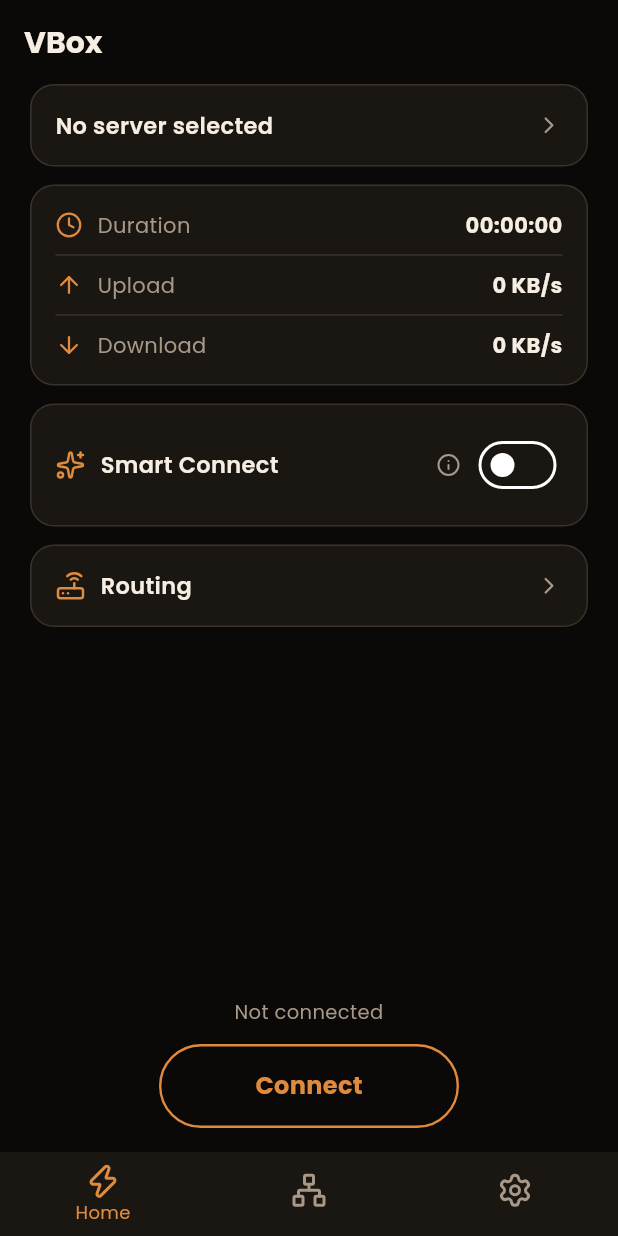
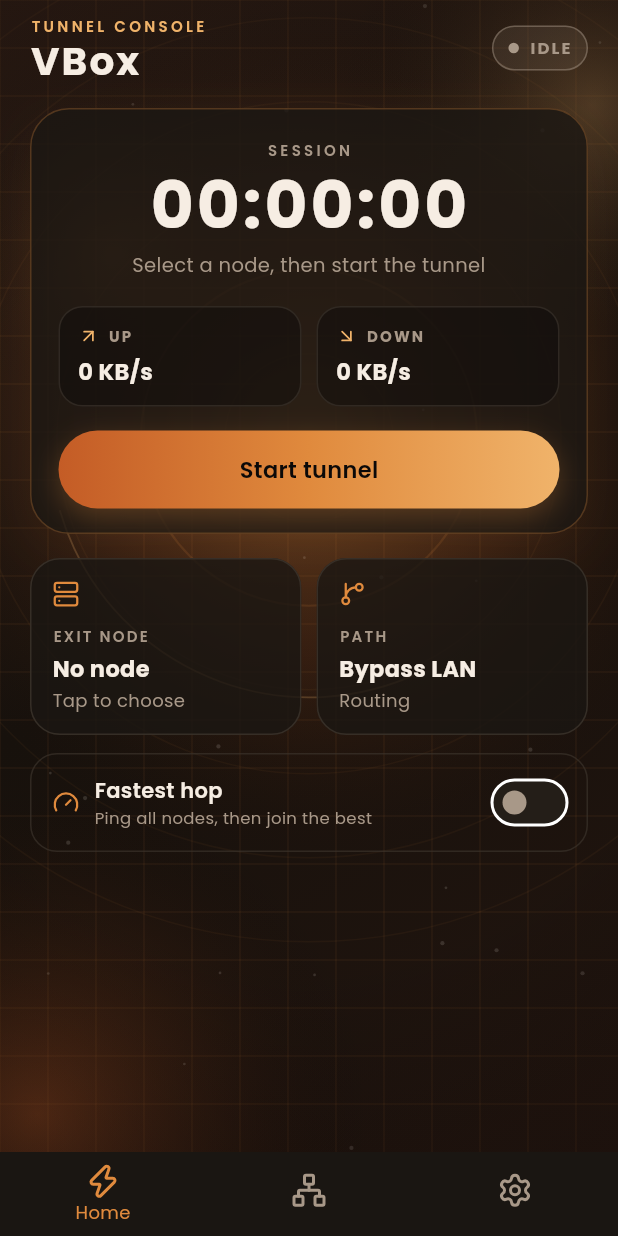
Before and after one commit to hirarajpoot/Vbox, a Flutter app: the screen it shows after launch, after a tap on "Skip", on a phone screen of 412 x 824 dp. Run offline on Flutter 3.47's test engine with Material 3 defaults, Android fonts, the phone set to English and light mode, and no system bars; our stand-ins replace file_picker, get, google_fonts, hive_flutter, lucide_flutter, package_info_plus and 3 more; missing offline and left inert: flutter_v2ray, installed_apps, mobile_scanner; accounts and stored records are empty; statements that could not run were skipped.

Commit message:
home screen

```diff
--- a/lib/views/home/home_view.dart
+++ b/lib/views/home/home_view.dart
@@ -2,7 +2,12 @@ import 'package:flutter/material.dart';
 import 'package:get/get.dart';
 import 'package:lucide_flutter/lucide_flutter.dart';
 import 'package:vbox/controllers/home_controller.dart';
+import 'package:vbox/controllers/settings_controller.dart';
 import 'package:vbox/core/theme/app_colors.dart';
+import 'package:vbox/data/models/app_settings.dart';
+import 'package:vbox/shared/widgets/custom_switch.dart';
+import 'package:vbox/shared/widgets/espresso_field.dart';
+import 'package:vbox/shared/widgets/pill_button.dart';
 import 'package:vbox/views/home/widgets/server_selector_sheet.dart';
 import 'package:vbox/views/settings/routing_view.dart';
 
@@ -13,222 +18,228 @@ class HomeScreen extends StatelessWidget {
   Widget build(BuildContext context) {
     final home = Get.find<HomeController>();
     return Scaffold(
-      backgroundColor: AppColors.bg,
-      appBar: AppBar(
-        backgroundColor: Colors.transparent,
-        elevation: 0,
-        scrolledUnderElevation: 0,
-        automaticallyImplyLeading: false,
-        title: const Align(
-          alignment: Alignment.centerLeft,
-          child: Text(
-            'VBox',
-            style: TextStyle(
-              fontSize: 20,
-              fontWeight: FontWeight.bold,
-              color: AppColors.cream,
-            ),
-          ),
-        ),
-      ),
-      body: SafeArea(
-        top: false,
+      backgroundColor: const Color(0xFF17110C),
+      body: Stack(
+        fit: StackFit.expand,
+        children: [
+          const CustomPaint(painter: _StaticField()),
+          SafeArea(
             child: Padding(
-          padding: const EdgeInsets.fromLTRB(20, 0, 20, 8),
+              padding: const EdgeInsets.fromLTRB(20, 10, 20, 8),
               child: Column(
                 children: [
+                  _Header(home: home),
+                  const SizedBox(height: 18),
                   Expanded(
                     child: ListView(
-                  padding: const EdgeInsets.only(bottom: 16),
+                      padding: const EdgeInsets.only(bottom: 8),
                       children: [
-                    Obx(
-                      () => _Card(
-                        onTap: () => showServerSelectorSheet(context),
-                        child: Row(
+                        _SessionHero(home: home),
+                        const SizedBox(height: 16),
+                        Row(
                           children: [
-                            Expanded(
-                              child: Text(
-                                home.selectedServer.value?.name ??
-                                    'No server selected',
-                                maxLines: 1,
-                                overflow: TextOverflow.ellipsis,
-                                style: const TextStyle(
-                                  color: AppColors.cream,
-                                  fontSize: 15,
-                                  fontWeight: FontWeight.w600,
-                                ),
-                              ),
-                            ),
-                            const Icon(
-                              LucideIcons.chevronRight,
-                              color: AppColors.muted,
-                              size: 18,
-                            ),
+                            Expanded(child: _ExitNodeTile(home: home)),
+                            const SizedBox(width: 10),
+                            const Expanded(child: _PathTile()),
                           ],
                         ),
-                      ),
-                    ),
                         const SizedBox(height: 12),
-                    Obx(
-                      () => _Card(
-                        child: Column(
-                          children: [
-                            _StatRow(
-                              icon: LucideIcons.clock,
-                              label: 'Duration',
-                              value: _formatDuration(home.connectionDuration.value),
-                            ),
-                            const Divider(color: AppColors.divider, height: 20),
-                            _StatRow(
-                              icon: LucideIcons.arrowUp,
-                              label: 'Upload',
-                              value: home.uploadSpeed.value,
-                            ),
-                            const Divider(color: AppColors.divider, height: 20),
-                            _StatRow(
-                              icon: LucideIcons.arrowDown,
-                              label: 'Download',
-                              value: home.downloadSpeed.value,
-                            ),
-                          ],
-                        ),
-                      ),
-                    ),
-                    const SizedBox(height: 12),
-                    Obx(
-                      () => _Card(
-                        child: Row(
-                          children: [
-                            const Icon(LucideIcons.sparkles, color: AppColors.copper, size: 20),
-                            const SizedBox(width: 10),
-                            const Expanded(
-                              child: Text(
-                                'Smart Connect',
-                                style: TextStyle(
-                                  color: AppColors.cream,
-                                  fontSize: 15,
-                                  fontWeight: FontWeight.w600,
-                                ),
-                              ),
-                            ),
-                            const Tooltip(
-                              message: 'Ping every server, then join the fastest.',
-                              triggerMode: TooltipTriggerMode.tap,
-                              child: Padding(
-                                padding: EdgeInsets.only(right: 8),
-                                child: Icon(
-                                  LucideIcons.info,
-                                  size: 16,
-                                  color: AppColors.muted,
-                                ),
-                              ),
-                            ),
-                            Switch(
-                              value: home.smartConnect.value,
-                              onChanged: home.toggleSmartConnect,
-                              activeThumbColor: AppColors.copper,
-                              activeTrackColor: AppColors.copper.withValues(alpha: 0.45),
-                            ),
-                          ],
-                        ),
-                      ),
-                    ),
-                    const SizedBox(height: 12),
-                    _Card(
-                      onTap: () => Get.to(() => const RouteSettingsScreen()),
-                      child: const Row(
-                        children: [
-                          Icon(LucideIcons.router, color: AppColors.copper, size: 20),
-                          SizedBox(width: 10),
-                          Expanded(
-                            child: Text(
-                              'Routing',
-                              style: TextStyle(
-                                color: AppColors.cream,
-                                fontSize: 15,
-                                fontWeight: FontWeight.w600,
-                              ),
-                            ),
-                          ),
-                          Icon(
-                            LucideIcons.chevronRight,
-                            color: AppColors.muted,
-                            size: 18,
-                          ),
+                        _SmartStrip(home: home),
                       ],
                     ),
                   ),
                 ],
               ),
             ),
-              Obx(() {
-                final connected = home.isConnected.value;
-                final connecting = home.isConnecting.value;
-                final status = connecting
-                    ? 'Connecting to your tunnel…'
-                    : connected
-                        ? 'Traffic is flowing through the selected server'
-                        : 'Not connected';
-                return Column(
-                  children: [
-                    Text(
-                      status,
-                      textAlign: TextAlign.center,
-                      style: const TextStyle(
-                        color: AppColors.muted,
-                        fontSize: 13,
           ),
-                    ),
-                    const SizedBox(height: 12),
-                    _ConnectButton(home: home),
-                    const SizedBox(height: 8),
-                  ],
-                );
-              }),
         ],
       ),
-        ),
-      ),
     );
-  }
-
-  String _formatDuration(Duration d) {
-    two(int n) => n.toString().padLeft(2, '0');
-    return '${two(d.inHours)}:${two(d.inMinutes.remainder(60))}:${two(d.inSeconds.remainder(60))}';
   }
 }
 
 typedef HomeView = HomeScreen;
 
-class _ConnectButton extends StatelessWidget {
-  const _ConnectButton({required this.home});
+class _StaticField extends CustomPainter {
+  const _StaticField();
+
+  @override
+  void paint(Canvas canvas, Size size) {
+    EspressoFieldPainter(t: 0.18).paint(canvas, size);
+  }
+
+  @override
+  bool shouldRepaint(covariant CustomPainter oldDelegate) => false;
+}
+
+class _Header extends StatelessWidget {
+  const _Header({required this.home});
 
   final HomeController home;
 
   @override
   Widget build(BuildContext context) {
+    return Obx(() {
       final connected = home.isConnected.value;
       final connecting = home.isConnecting.value;
-    final Color border;
-    final Color fill;
-    final String label;
-    if (connecting) {
-      border = AppColors.copper.withValues(alpha: 0.5);
-      fill = AppColors.copper.withValues(alpha: 0.5);
-      label = 'Connecting...';
-    } else if (connected) {
-      border = AppColors.connected;
-      fill = AppColors.connected;
-      label = 'Connected';
-    } else {
-      border = AppColors.copper;
-      fill = Colors.transparent;
-      label = 'Connect';
+      final label = connecting
+          ? 'LINKING'
+          : connected
+              ? 'LIVE'
+              : 'IDLE';
+      final color = connecting
+          ? AppColors.connecting
+          : connected
+              ? AppColors.connected
+              : AppColors.muted;
+      return Row(
+        children: [
+          const Column(
+            crossAxisAlignment: CrossAxisAlignment.start,
+            children: [
+              Text(
+                'TUNNEL CONSOLE',
+                style: TextStyle(
+                  color: AppColors.copperSoft,
+                  fontSize: 10,
+                  fontWeight: FontWeight.w600,
+                  letterSpacing: 2.2,
+                ),
+              ),
+              SizedBox(height: 4),
+              Text(
+                'VBox',
+                style: TextStyle(
+                  color: AppColors.cream,
+                  fontSize: 26,
+                  fontWeight: FontWeight.w700,
+                  letterSpacing: 1.4,
+                  height: 1,
+                ),
+              ),
+            ],
+          ),
+          const Spacer(),
+          Container(
+            padding: const EdgeInsets.symmetric(horizontal: 10, vertical: 6),
+            decoration: BoxDecoration(
+              color: color.withValues(alpha: 0.12),
+              borderRadius: BorderRadius.circular(99),
+              border: Border.all(color: color.withValues(alpha: 0.45)),
+            ),
+            child: Row(
+              mainAxisSize: MainAxisSize.min,
+              children: [
+                Container(
+                  width: 7,
+                  height: 7,
+                  decoration: BoxDecoration(color: color, shape: BoxShape.circle),
+                ),
+                const SizedBox(width: 7),
+                Text(
+                  label,
+                  style: TextStyle(
+                    color: color,
+                    fontSize: 11,
+                    fontWeight: FontWeight.w700,
+                    letterSpacing: 1.4,
+                  ),
+                ),
+              ],
+            ),
+          ),
+        ],
+      );
+    });
+  }
 }
 
-    return GestureDetector(
-      onTap: connecting
-          ? null
+class _SessionHero extends StatelessWidget {
+  const _SessionHero({required this.home});
+
+  final HomeController home;
+
+  @override
+  Widget build(BuildContext context) {
+    return Obx(() {
+      final connected = home.isConnected.value;
+      final connecting = home.isConnecting.value;
+      final caption = connecting
+          ? 'Opening the hop…'
+          : connected
+              ? 'Traffic is on the selected node'
+              : 'Select a node, then start the tunnel';
+      return Container(
+        padding: const EdgeInsets.fromLTRB(18, 20, 18, 16),
+        decoration: BoxDecoration(
+          color: const Color(0xCC1A1612),
+          borderRadius: BorderRadius.circular(26),
+          border: Border.all(color: AppColors.copper.withValues(alpha: 0.28)),
+          boxShadow: [
+            BoxShadow(
+              color: AppColors.copper.withValues(alpha: connected ? 0.16 : 0.06),
+              blurRadius: 28,
+              offset: const Offset(0, 10),
+            ),
+          ],
+        ),
+        child: Column(
+          children: [
+            const Text(
+              'SESSION',
+              style: TextStyle(
+                color: AppColors.muted,
+                fontSize: 10,
+                fontWeight: FontWeight.w600,
+                letterSpacing: 2.2,
+              ),
+            ),
+            const SizedBox(height: 8),
+            Text(
+              _formatDuration(home.connectionDuration.value),
+              style: const TextStyle(
+                color: AppColors.cream,
+                fontSize: 44,
+                fontWeight: FontWeight.w700,
+                letterSpacing: 2,
+                height: 1,
+                fontFeatures: [FontFeature.tabularFigures()],
+              ),
+            ),
+            const SizedBox(height: 8),
+            Text(
+              caption,
+              textAlign: TextAlign.center,
+              style: const TextStyle(color: AppColors.muted, fontSize: 13),
+            ),
+            const SizedBox(height: 18),
+            Row(
+              children: [
+                Expanded(
+                  child: _Meter(
+                    icon: LucideIcons.arrowUpRight,
+                    label: 'UP',
+                    value: home.uploadSpeed.value,
+                  ),
+                ),
+                const SizedBox(width: 10),
+                Expanded(
+                  child: _Meter(
+                    icon: LucideIcons.arrowDownRight,
+                    label: 'DOWN',
+                    value: home.downloadSpeed.value,
+                  ),
+                ),
+              ],
+            ),
+            const SizedBox(height: 16),
+            if (connected)
+              _StopBar(onTap: home.toggle)
+            else
+              PillButton(
+                text: connecting ? 'Linking…' : 'Start tunnel',
+                onPressed: connecting
+                    ? () {}
                     : () {
                         if (home.selectedServer.value == null) {
                           Get.snackbar('No server', 'Select a server first');
@@ -236,54 +247,17 @@ class _ConnectButton extends StatelessWidget {
                         }
                         home.toggle();
                       },
-      child: AnimatedContainer(
-        duration: const Duration(milliseconds: 220),
-        width: 200,
-        height: 56,
-        alignment: Alignment.center,
-        decoration: BoxDecoration(
-          color: fill,
-          borderRadius: BorderRadius.circular(999),
-          border: Border.all(color: border, width: 1.6),
+                isLoading: connecting,
               ),
-        child: Text(
-          label,
-          style: TextStyle(
-            fontWeight: FontWeight.w700,
-            fontSize: 16,
-            color: connected || connecting ? AppColors.bg : AppColors.copper,
-          ),
-        ),
+          ],
         ),
       );
+    });
   }
 }
 
-class _Card extends StatelessWidget {
-  const _Card({required this.child, this.onTap});
-
-  final Widget child;
-  final VoidCallback? onTap;
-
-  @override
-  Widget build(BuildContext context) {
-    final body = Container(
-      width: double.infinity,
-      padding: const EdgeInsets.all(16),
-      decoration: BoxDecoration(
-        color: AppColors.surface,
-        borderRadius: BorderRadius.circular(16),
-        border: Border.all(color: AppColors.divider),
-      ),
-      child: child,
-    );
-    if (onTap == null) return body;
-    return GestureDetector(onTap: onTap, child: body);
-  }
-}
-
-class _StatRow extends StatelessWidget {
-  const _StatRow({
+class _Meter extends StatelessWidget {
+  const _Meter({
     required this.icon,
     required this.label,
     required this.value,
@@ -295,22 +269,245 @@ class _StatRow extends StatelessWidget {
 
   @override
   Widget build(BuildContext context) {
-    return Row(
+    return Container(
+      padding: const EdgeInsets.symmetric(horizontal: 12, vertical: 12),
+      decoration: BoxDecoration(
+        color: AppColors.bg.withValues(alpha: 0.45),
+        borderRadius: BorderRadius.circular(16),
+        border: Border.all(color: AppColors.border.withValues(alpha: 0.7)),
+      ),
+      child: Column(
+        crossAxisAlignment: CrossAxisAlignment.start,
         children: [
-        Icon(icon, size: 18, color: AppColors.copper),
-        const SizedBox(width: 10),
-        Expanded(
-          child: Text(label, style: const TextStyle(color: AppColors.muted, fontSize: 14)),
-        ),
+          Row(
+            children: [
+              Icon(icon, size: 14, color: AppColors.copperSoft),
+              const SizedBox(width: 6),
               Text(
-          value,
+                label,
                 style: const TextStyle(
-            color: AppColors.cream,
-            fontWeight: FontWeight.bold,
-            fontSize: 14,
+                  color: AppColors.muted,
+                  fontSize: 10,
+                  fontWeight: FontWeight.w700,
+                  letterSpacing: 1.4,
                 ),
               ),
             ],
+          ),
+          const SizedBox(height: 6),
+          Text(
+            value,
+            maxLines: 1,
+            overflow: TextOverflow.ellipsis,
+            style: const TextStyle(
+              color: AppColors.cream,
+              fontSize: 15,
+              fontWeight: FontWeight.w700,
+            ),
+          ),
+        ],
+      ),
     );
   }
 }
+
+class _StopBar extends StatelessWidget {
+  const _StopBar({required this.onTap});
+
+  final VoidCallback onTap;
+
+  @override
+  Widget build(BuildContext context) {
+    return Material(
+      color: Colors.transparent,
+      child: InkWell(
+        onTap: onTap,
+        borderRadius: BorderRadius.circular(100),
+        child: Container(
+          height: 52,
+          alignment: Alignment.center,
+          decoration: BoxDecoration(
+            borderRadius: BorderRadius.circular(100),
+            border: Border.all(color: AppColors.ember.withValues(alpha: 0.7)),
+            color: AppColors.ember.withValues(alpha: 0.12),
+          ),
+          child: const Text(
+            'Stop tunnel',
+            style: TextStyle(
+              color: AppColors.copperSoft,
+              fontSize: 15,
+              fontWeight: FontWeight.w700,
+            ),
+          ),
+        ),
+      ),
+    );
+  }
+}
+
+class _ExitNodeTile extends StatelessWidget {
+  const _ExitNodeTile({required this.home});
+
+  final HomeController home;
+
+  @override
+  Widget build(BuildContext context) {
+    return Obx(() {
+      final server = home.selectedServer.value;
+      return _ConsoleTile(
+        kicker: 'EXIT NODE',
+        title: server?.name ?? 'No node',
+        hint: server == null ? 'Tap to choose' : server.protocolName,
+        icon: LucideIcons.server,
+        onTap: () => showServerSelectorSheet(context),
+      );
+    });
+  }
+}
+
+class _PathTile extends StatelessWidget {
+  const _PathTile();
+
+  @override
+  Widget build(BuildContext context) {
+    return GetBuilder<SettingsController>(
+      builder: (settings) {
+        final mode = settings.settings.routeMode;
+        final label = switch (mode) {
+          RouteMode.bypassLan => 'Bypass LAN',
+          RouteMode.custom => 'Custom',
+          _ => 'Global',
+        };
+        return _ConsoleTile(
+          kicker: 'PATH',
+          title: label,
+          hint: 'Routing',
+          icon: LucideIcons.gitBranch,
+          onTap: () => Get.to(() => const RouteSettingsScreen()),
+        );
+      },
+    );
+  }
+}
+
+class _ConsoleTile extends StatelessWidget {
+  const _ConsoleTile({
+    required this.kicker,
+    required this.title,
+    required this.hint,
+    required this.icon,
+    required this.onTap,
+  });
+
+  final String kicker;
+  final String title;
+  final String hint;
+  final IconData icon;
+  final VoidCallback onTap;
+
+  @override
+  Widget build(BuildContext context) {
+    return Material(
+      color: Colors.transparent,
+      child: InkWell(
+        onTap: onTap,
+        borderRadius: BorderRadius.circular(20),
+        child: Ink(
+          padding: const EdgeInsets.fromLTRB(14, 14, 14, 14),
+          decoration: BoxDecoration(
+            color: const Color(0xCC1A1612),
+            borderRadius: BorderRadius.circular(20),
+            border: Border.all(color: AppColors.border.withValues(alpha: 0.85)),
+          ),
+          child: Column(
+            crossAxisAlignment: CrossAxisAlignment.start,
+            children: [
+              Icon(icon, size: 18, color: AppColors.copper),
+              const SizedBox(height: 12),
+              Text(
+                kicker,
+                style: const TextStyle(
+                  color: AppColors.muted,
+                  fontSize: 10,
+                  fontWeight: FontWeight.w600,
+                  letterSpacing: 1.5,
+                ),
+              ),
+              const SizedBox(height: 4),
+              Text(
+                title,
+                maxLines: 1,
+                overflow: TextOverflow.ellipsis,
+                style: const TextStyle(
+                  color: AppColors.cream,
+                  fontSize: 15,
+                  fontWeight: FontWeight.w700,
+                ),
+              ),
+              const SizedBox(height: 2),
+              Text(
+                hint,
+                maxLines: 1,
+                overflow: TextOverflow.ellipsis,
+                style: const TextStyle(color: AppColors.muted, fontSize: 12),
+              ),
+            ],
+          ),
+        ),
+      ),
+    );
+  }
+}
+
+class _SmartStrip extends StatelessWidget {
+  const _SmartStrip({required this.home});
+
+  final HomeController home;
+
+  @override
+  Widget build(BuildContext context) {
+    return Obx(() {
+      return Container(
+        padding: const EdgeInsets.fromLTRB(14, 8, 8, 8),
+        decoration: BoxDecoration(
+          borderRadius: BorderRadius.circular(18),
+          border: Border.all(color: AppColors.border.withValues(alpha: 0.7)),
+        ),
+        child: Row(
+          children: [
+            const Icon(LucideIcons.gauge, size: 18, color: AppColors.copper),
+            const SizedBox(width: 10),
+            const Expanded(
+              child: Column(
+                crossAxisAlignment: CrossAxisAlignment.start,
+                children: [
+                  Text(
+                    'Fastest hop',
+                    style: TextStyle(
+                      color: AppColors.cream,
+                      fontSize: 14,
+                      fontWeight: FontWeight.w600,
+                    ),
+                  ),
+                  Text(
+                    'Ping all nodes, then join the best',
+                    style: TextStyle(color: AppColors.muted, fontSize: 11),
+                  ),
+                ],
+              ),
+            ),
+            CustomSwitch(
+              value: home.smartConnect.value,
+              onChanged: home.toggleSmartConnect,
+            ),
+          ],
+        ),
+      );
+    });
+  }
+}
+
+String _formatDuration(Duration d) {
+  two(int n) => n.toString().padLeft(2, '0');
+  return '${two(d.inHours)}:${two(d.inMinutes.remainder(60))}:${two(d.inSeconds.remainder(60))}';
+}
```
Lines whose indentation alone changed are shown as unchanged.
